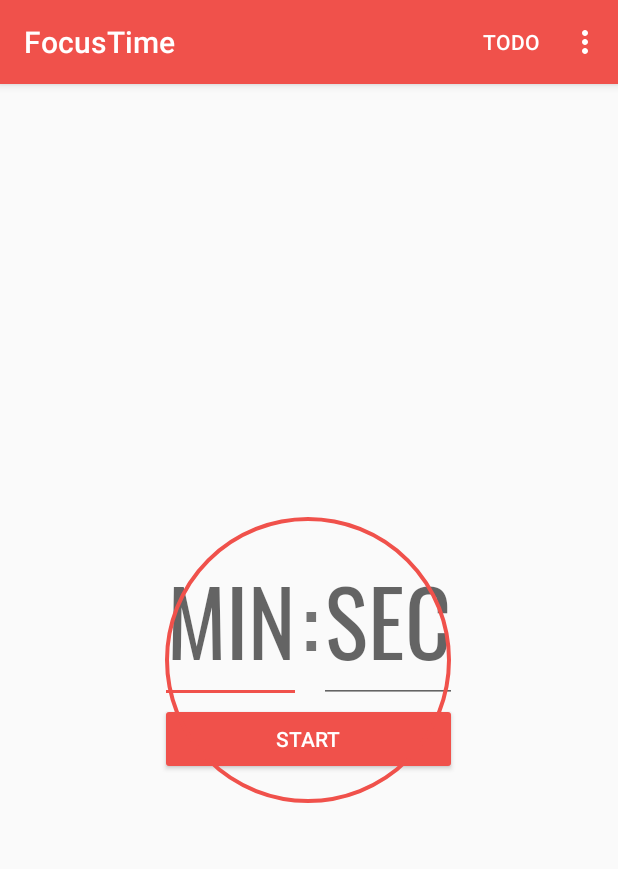
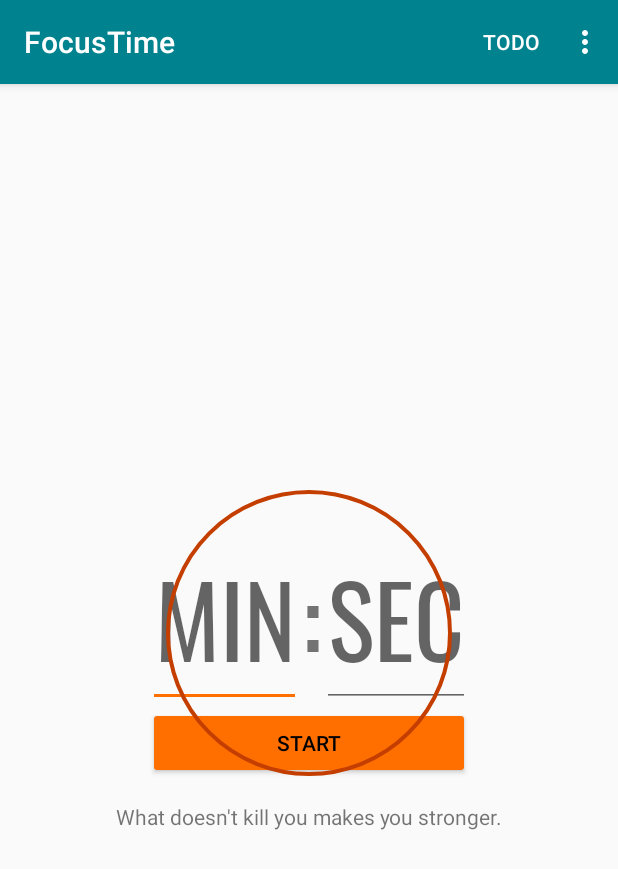
Before and after one commit to xuhong98/FocusTime, an Android app: the screen it shows after launch (FocusModeActivity), on a phone screen of 412 x 824 dp. Shown: the top 869 px of the screen. Run offline under Robolectric (Android 15) with nearby library versions, the light colour scheme and no system bars.

Commit message:
Change color for the whole app

```diff
--- a/app/src/main/java/com/example/mango/focustime/FocusModeActivity.java
+++ b/app/src/main/java/com/example/mango/focustime/FocusModeActivity.java
@@ -4,12 +4,14 @@ import android.app.AlertDialog;
 import android.content.Context;
 import android.content.DialogInterface;
 import android.content.Intent;
+import android.content.SharedPreferences;
 import android.graphics.Typeface;
 import android.provider.Settings;
 import android.support.design.widget.FloatingActionButton;
 import android.support.v4.app.NavUtils;
 import android.support.v7.app.AppCompatActivity;
 import android.os.Bundle;
+import android.support.v7.preference.PreferenceManager;
 import android.util.Log;
 import android.view.LayoutInflater;
 import android.view.Menu;
@@ -38,6 +40,8 @@ public class FocusModeActivity extends AppCompatActivity implements LinearTimer.
     private Context mContext;
     private LinearTimerView linearTimerView;
     private LinearTimer linearTimer;
+    private TextView motto;
+    private SharedPreferences sharedPreferences;
 
     @Override
     protected void onCreate(Bundle savedInstanceState) {
@@ -68,6 +72,17 @@ public class FocusModeActivity extends AppCompatActivity implements LinearTimer.
         second.setTypeface(custom_font);
         minute.setTypeface(custom_font);
         mark.setTypeface(custom_font);
+
+        motto = (TextView) findViewById(R.id.motto);
+
+        sharedPreferences = PreferenceManager.getDefaultSharedPreferences(this);
+        if (sharedPreferences.getBoolean(getString(R.string.pref_show_motto), true) ==  false) {
+            motto.setVisibility(View.INVISIBLE);
+        } else {
+            motto.setVisibility(View.VISIBLE);
+        }
+
+
     }
 
     @Override
--- a/app/src/main/java/com/example/mango/focustime/lineartimer/LinearTimerView.java
+++ b/app/src/main/java/com/example/mango/focustime/lineartimer/LinearTimerView.java
@@ -56,7 +56,7 @@ public class LinearTimerView extends View {
                             ContextCompat.getColor(getContext(), R.color.colorPrimary));
             this.progressColor =
                     typedArray.getColor(R.styleable.LinearTimerView_progressColor,
-                            ContextCompat.getColor(getContext(), R.color.colorInitial));
+                            ContextCompat.getColor(getContext(), R.color.colorSecondary));
             this.startingPoint =
                     typedArray.getInt(R.styleable.LinearTimerView_startingPoint, 270);
         } catch (Exception ex) {
--- a/app/src/main/res/layout/activity_focus_mode.xml
+++ b/app/src/main/res/layout/activity_focus_mode.xml
@@ -33,14 +33,14 @@
                         android:layout_height="wrap_content"
                         android:hint="MIN"
                         android:inputType="number"
-                    android:textSize="60dp"
+                        android:textSize="65dp"
                         android:textColor="@drawable/edit_text_selector"
                         android:gravity="center"/>
                     <TextView
                         android:layout_width="wrap_content"
                         android:layout_height="wrap_content"
                         android:text=":"
-                    android:textSize="60dp"
+                        android:textSize="70dp"
                         android:id="@+id/mark"/>
 
                     <EditText
@@ -49,7 +49,7 @@
                         android:layout_height="wrap_content"
                         android:hint="SEC"
                         android:inputType="number"
-                    android:textSize="60dp"
+                        android:textSize="65dp"
                         android:textColor="@drawable/edit_text_selector"
                         android:gravity="center"/>
 
@@ -59,9 +59,9 @@
                     android:id="@+id/start"
                     android:layout_width="match_parent"
                     android:layout_height="wrap_content"
-                android:backgroundTint="@color/colorPrimary"
+                    android:backgroundTint="@color/colorSecondary"
                     android:text="start"
-                android:textColor="#ffff" />
+                    android:textColor="#000" />
             </LinearLayout>
 
             <com.example.mango.focustime.lineartimer.LinearTimerView
@@ -71,10 +71,18 @@
                 timer:radius="63dp"
                 timer:strokeWidth="2dp"
                 timer:startingPoint="270"
-            timer:initialColor="@color/colorPrimary"
-            timer:progressColor="@color/colorInitial"
+                timer:initialColor="@color/colorSecondaryDark"
+                timer:progressColor="@color/colorSecondaryLigit"
                 android:layout_centerHorizontal="true" />
+            <TextView
+                android:id="@+id/motto"
+                android:layout_width="wrap_content"
+                android:layout_height="wrap_content"
+                android:text="\nWhat doesn't kill you makes you stronger."
+                android:layout_below="@+id/linearTimer"
+                android:layout_centerHorizontal="true"/>
+        </RelativeLayout>
+
+
 
 </RelativeLayout>
-
-</RelativeLayout>
--- a/app/src/main/res/menu/menu_editor.xml
+++ b/app/src/main/res/menu/menu_editor.xml
@@ -19,7 +19,7 @@
     <item
         android:id="@+id/action_save"
         android:title="save"
-        app:showAsAction="always" />
+        app:showAsAction="always"/>
 
     <item
         android:id="@+id/action_delete"
--- a/app/src/main/res/values/colors.xml
+++ b/app/src/main/res/values/colors.xml
@@ -12,15 +12,21 @@
 -->
 <resources>
     <!-- The app branding color for the app bar -->
-    <color name="colorPrimary">#F0514B</color>
+    <color name="colorPrimary">#00838f</color>
 
     <!-- Darker variant for the status bar and contextual app bars -->
-    <color name="colorPrimaryDark">#C0403C</color>
+    <color name="colorPrimaryDark">#005662</color>
 
-    <!-- Accent color for UI controls like checkboxes and text fields -->
-    <color name="colorAccent">#F0514B</color>
+    <color name="colorPrimaryLigit">#4fb3bf</color>
 
-    <color name="colorInitial">#fff59d</color>
+    <color name="colorSecondary">#ff6f00</color>
+
+    <color name="colorAccent">#ff6f00</color>
+
+    <!-- Darker variant for the status bar and contextual app bars -->
+    <color name="colorSecondaryDark">#c43e00</color>
+
+    <color name="colorSecondaryLigit">#ffa040</color>
 
     <!-- Primary color for the editor -->
     <color name="editorColorPrimary">#2D3640</color>
--- a/app/src/main/res/xml/pref.xml
+++ b/app/src/main/res/xml/pref.xml
@@ -2,8 +2,8 @@
 <PreferenceScreen xmlns:android="http://schemas.android.com/apk/res/android">
     <CheckBoxPreference
         android:defaultValue="true"
-        android:key="Bedtime Alarm"
-        android:title="Bedtime Alarm"
+        android:key="show_motto"
+        android:title="Show Motto"
         android:summaryOn="on"
         android:summaryOff="off"/>
 </PreferenceScreen>
```
Also changed, not shown: app/src/main/java/com/example/mango/focustime/EditorActivity.java (+25 -32 lines), app/src/main/java/com/example/mango/focustime/SettingsActivity.java (+19 -0 lines), app/src/main/java/com/example/mango/focustime/SwipeDetector.java (added, +85 -0 lines), app/src/main/java/com/example/mango/focustime/ToDoActivity.java (+19 -20 lines), app/src/main/res/values/strings.xml (+3 -7 lines), app/src/main/res/drawable/check.png (added), app/src/main/res/drawable/delete.png (added). Lines whose indentation alone changed are shown as unchanged.
